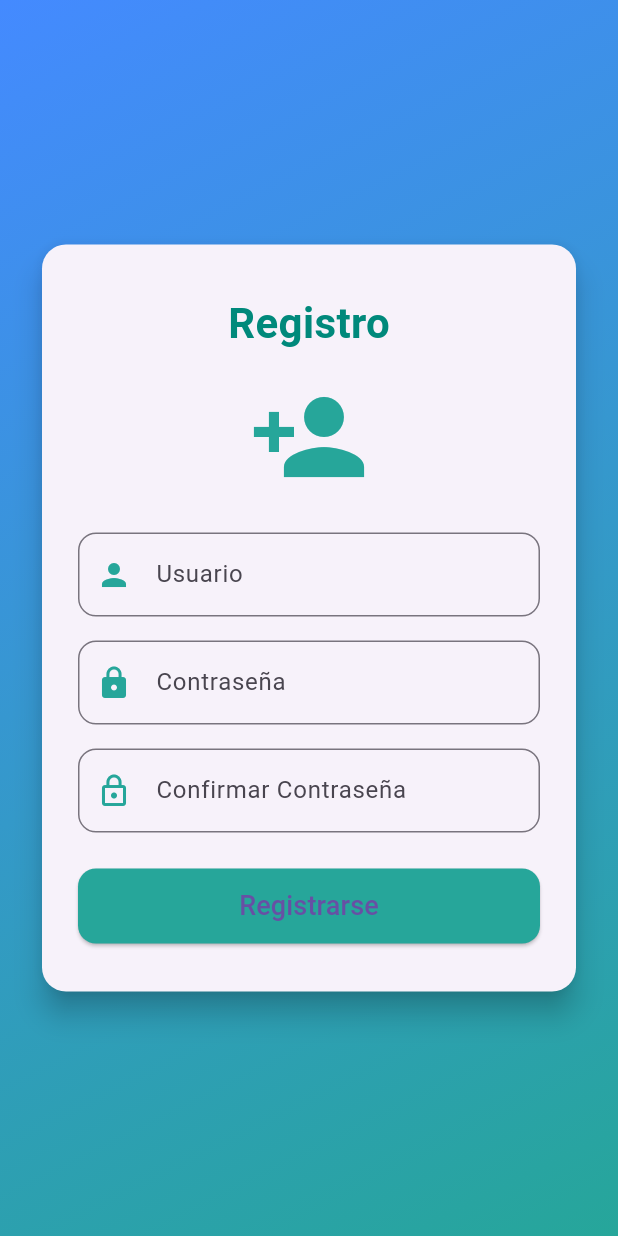
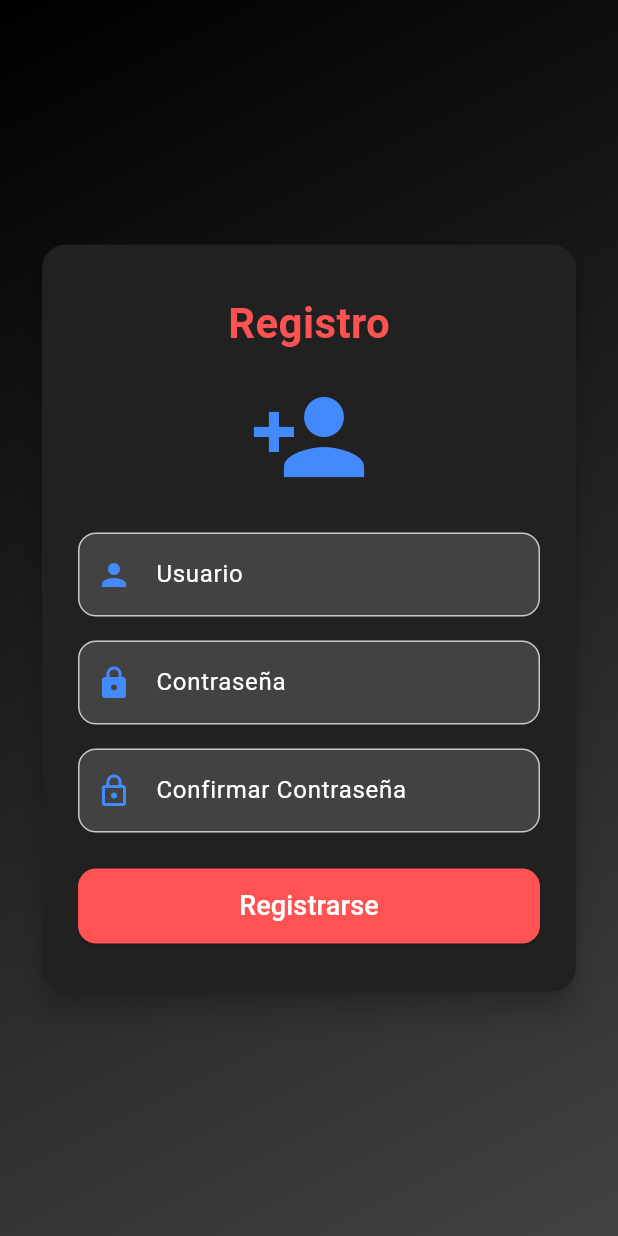
Before and after one commit to kokee007/proyecto, a Flutter app: the screen it shows after launch, after a tap on "¿No tienes cuenta? Regístrate aquí", on a phone screen of 412 x 824 dp. Run offline on Flutter 3.47's test engine with Material 3 defaults, Android fonts, the phone set to English and light mode, and no system bars; our stand-ins replace flutter_slidable, hive, hive_flutter; accounts and stored records are empty; network calls fail.

Commit message:
Retorns a retocs al apartat de registre, i el seu estil

```diff
--- a/lib/main.dart
+++ b/lib/main.dart
@@ -20,6 +20,7 @@ class MainApp extends StatelessWidget {
   @override
   Widget build(BuildContext context) {
     return MaterialApp(
+
  //     debugShowCheckedModeBanner:,
       // Para que el usuario primero se autentique:
       initialRoute: '/login',
--- a/lib/pagines/login.dart
+++ b/lib/pagines/login.dart
@@ -28,7 +28,6 @@ class _LoginPageState extends State<LoginPage> {
     }
 
     if (autenticado) {
-      // Navega a la pantalla principal y pasa el username como argumento
       Navigator.pushReplacementNamed(context, '/pagina1', arguments: username);
     } else {
       ScaffoldMessenger.of(context).showSnackBar(
@@ -44,11 +43,11 @@ class _LoginPageState extends State<LoginPage> {
   @override
   Widget build(BuildContext context) {
     return Scaffold(
-      // Quitamos el AppBar para utilizar un fondo completo con degradado.
+      // Fondo con degradado oscuro
       body: Container(
         decoration: BoxDecoration(
           gradient: LinearGradient(
-            colors: [Colors.teal.shade400, Colors.blueAccent.shade200],
+            colors: [Colors.black, Colors.grey.shade800],
             begin: Alignment.topLeft,
             end: Alignment.bottomRight,
           ),
@@ -57,6 +56,8 @@ class _LoginPageState extends State<LoginPage> {
           child: SingleChildScrollView(
             padding: const EdgeInsets.all(24),
             child: Card(
+              // Tarjeta con fondo gris oscuro
+              color: Colors.grey.shade900,
               elevation: 8,
               shape: RoundedRectangleBorder(
                 borderRadius: BorderRadius.circular(16),
@@ -66,63 +67,87 @@ class _LoginPageState extends State<LoginPage> {
                 child: Column(
                   mainAxisSize: MainAxisSize.min,
                   children: [
+                    // Título en rojo para resaltar
                     Text(
                       "Bienvenido",
                       style: TextStyle(
                         fontSize: 28,
                         fontWeight: FontWeight.bold,
-                        color: Colors.teal.shade600,
+                        color: Colors.redAccent,
                       ),
                     ),
                     const SizedBox(height: 16),
+                    // Icono temático de películas en azul
                     Icon(
                       Icons.movie,
                       size: 80,
-                      color: Colors.teal.shade400,
+                      color: Colors.blueAccent,
                     ),
                     const SizedBox(height: 24),
+                    // Campo de texto para el usuario
                     TextField(
                       controller: usernameController,
+                      style: const TextStyle(color: Colors.white),
                       decoration: InputDecoration(
                         labelText: "Usuario",
-                        prefixIcon: Icon(Icons.person, color: Colors.teal.shade400),
-                        border: OutlineInputBorder(
+                        labelStyle: const TextStyle(color: Colors.white),
+                        prefixIcon: Icon(Icons.person, color: Colors.blueAccent),
+                        enabledBorder: OutlineInputBorder(
                           borderRadius: BorderRadius.circular(12),
+                          borderSide: const BorderSide(color: Colors.white70),
                         ),
+                        focusedBorder: OutlineInputBorder(
+                          borderRadius: BorderRadius.circular(12),
+                          borderSide: const BorderSide(color: Colors.redAccent),
+                        ),
+                        fillColor: Colors.grey.shade800,
+                        filled: true,
                       ),
                     ),
                     const SizedBox(height: 16),
+                    // Campo de texto para la contraseña
                     TextField(
                       controller: passwordController,
+                      style: const TextStyle(color: Colors.white),
                       decoration: InputDecoration(
                         labelText: "Contraseña",
-                        prefixIcon: Icon(Icons.lock, color: Colors.teal.shade400),
-                        border: OutlineInputBorder(
+                        labelStyle: const TextStyle(color: Colors.white),
+                        prefixIcon: Icon(Icons.lock, color: Colors.blueAccent),
+                        enabledBorder: OutlineInputBorder(
                           borderRadius: BorderRadius.circular(12),
+                          borderSide: const BorderSide(color: Colors.white70),
                         ),
+                        focusedBorder: OutlineInputBorder(
+                          borderRadius: BorderRadius.circular(12),
+                          borderSide: const BorderSide(color: Colors.redAccent),
+                        ),
+                        fillColor: Colors.grey.shade800,
+                        filled: true,
                       ),
                       obscureText: true,
                     ),
                     const SizedBox(height: 24),
+                    // Botón de ingreso con fondo rojo
                     ElevatedButton(
                       onPressed: login,
                       style: ElevatedButton.styleFrom(
                         minimumSize: const Size.fromHeight(50),
-                        backgroundColor: Colors.teal.shade400,
+                        backgroundColor: Colors.redAccent,
                         shape: RoundedRectangleBorder(
                           borderRadius: BorderRadius.circular(12),
                         ),
                       ),
                       child: const Text(
                         "Ingresar",
-                        style: TextStyle(fontSize: 18),
+                        style: TextStyle(fontSize: 18, color: Colors.white),
                       ),
                     ),
+                    // Opción para registrarse
                     TextButton(
                       onPressed: irARegistro,
                       child: Text(
                         "¿No tienes cuenta? Regístrate aquí",
-                        style: TextStyle(color: Colors.teal.shade700),
+                        style: TextStyle(color: Colors.redAccent),
                       ),
                     ),
                   ],
--- a/lib/pagines/registro.dart
+++ b/lib/pagines/registro.dart
@@ -55,11 +55,11 @@ class _RegistroPageState extends State<RegistroPage> {
   @override
   Widget build(BuildContext context) {
     return Scaffold(
-      // Usamos un fondo con degradado para el registro también.
+      // Fondo con degradado oscuro (negro a gris oscuro)
       body: Container(
         decoration: BoxDecoration(
           gradient: LinearGradient(
-            colors: [Colors.blueAccent.shade200, Colors.teal.shade400],
+            colors: [Colors.black, Colors.grey.shade800],
             begin: Alignment.topLeft,
             end: Alignment.bottomRight,
           ),
@@ -68,80 +68,112 @@ class _RegistroPageState extends State<RegistroPage> {
           child: SingleChildScrollView(
             padding: const EdgeInsets.all(24),
             child: Card(
+              // Tarjeta con fondo gris oscuro
+              color: Colors.grey.shade900,
               elevation: 8,
               shape: RoundedRectangleBorder(
                 borderRadius: BorderRadius.circular(16),
               ),
               child: Padding(
-                padding: const EdgeInsets.symmetric(
-                  horizontal: 24,
-                  vertical: 32,
-                ),
+                padding: const EdgeInsets.symmetric(horizontal: 24, vertical: 32),
                 child: Column(
                   mainAxisSize: MainAxisSize.min,
                   children: [
+                    // Título en rojo para resaltar
                     Text(
                       "Registro",
                       style: TextStyle(
                         fontSize: 28,
                         fontWeight: FontWeight.bold,
-                        color: Colors.teal.shade600,
+                        color: Colors.redAccent,
                       ),
                     ),
                     const SizedBox(height: 16),
+                    // Icono en azul para dar contraste
                     Icon(
                       Icons.person_add,
                       size: 80,
-                      color: Colors.teal.shade400,
+                      color: Colors.blueAccent,
                     ),
                     const SizedBox(height: 24),
+                    // Campo de texto para el usuario
                     TextField(
                       controller: usernameController,
+                      style: const TextStyle(color: Colors.white),
                       decoration: InputDecoration(
                         labelText: "Usuario",
-                        prefixIcon: Icon(Icons.person, color: Colors.teal.shade400),
-                        border: OutlineInputBorder(
+                        labelStyle: const TextStyle(color: Colors.white),
+                        prefixIcon: Icon(Icons.person, color: Colors.blueAccent),
+                        enabledBorder: OutlineInputBorder(
                           borderRadius: BorderRadius.circular(12),
+                          borderSide: const BorderSide(color: Colors.white70),
                         ),
+                        focusedBorder: OutlineInputBorder(
+                          borderRadius: BorderRadius.circular(12),
+                          borderSide: const BorderSide(color: Colors.redAccent),
+                        ),
+                        fillColor: Colors.grey.shade800,
+                        filled: true,
                       ),
                     ),
                     const SizedBox(height: 16),
+                    // Campo de texto para la contraseña
                     TextField(
                       controller: passwordController,
+                      style: const TextStyle(color: Colors.white),
                       decoration: InputDecoration(
                         labelText: "Contraseña",
-                        prefixIcon: Icon(Icons.lock, color: Colors.teal.shade400),
-                        border: OutlineInputBorder(
+                        labelStyle: const TextStyle(color: Colors.white),
+                        prefixIcon: Icon(Icons.lock, color: Colors.blueAccent),
+                        enabledBorder: OutlineInputBorder(
                           borderRadius: BorderRadius.circular(12),
+                          borderSide: const BorderSide(color: Colors.white70),
                         ),
+                        focusedBorder: OutlineInputBorder(
+                          borderRadius: BorderRadius.circular(12),
+                          borderSide: const BorderSide(color: Colors.redAccent),
+                        ),
+                        fillColor: Colors.grey.shade800,
+                        filled: true,
                       ),
                       obscureText: true,
                     ),
                     const SizedBox(height: 16),
+                    // Campo para confirmar la contraseña
                     TextField(
                       controller: confirmPasswordController,
+                      style: const TextStyle(color: Colors.white),
                       decoration: InputDecoration(
                         labelText: "Confirmar Contraseña",
-                        prefixIcon: Icon(Icons.lock_outline, color: Colors.teal.shade400),
-                        border: OutlineInputBorder(
+                        labelStyle: const TextStyle(color: Colors.white),
+                        prefixIcon: Icon(Icons.lock_outline, color: Colors.blueAccent),
+                        enabledBorder: OutlineInputBorder(
                           borderRadius: BorderRadius.circular(12),
+                          borderSide: const BorderSide(color: Colors.white70),
                         ),
+                        focusedBorder: OutlineInputBorder(
+                          borderRadius: BorderRadius.circular(12),
+                          borderSide: const BorderSide(color: Colors.redAccent),
+                        ),
+                        fillColor: Colors.grey.shade800,
+                        filled: true,
                       ),
                       obscureText: true,
                     ),
                     const SizedBox(height: 24),
+                    // Botón de registro con fondo rojo
                     ElevatedButton(
                       onPressed: register,
                       style: ElevatedButton.styleFrom(
                         minimumSize: const Size.fromHeight(50),
-                        backgroundColor: Colors.teal.shade400,
+                        backgroundColor: Colors.redAccent,
                         shape: RoundedRectangleBorder(
                           borderRadius: BorderRadius.circular(12),
                         ),
                       ),
                       child: const Text(
                         "Registrarse",
-                        style: TextStyle(fontSize: 18),
+                        style: TextStyle(fontSize: 18, color: Colors.white),
                       ),
                     ),
                   ],
```
Also changed, not shown: lib/components/draww.dart (+58 -26 lines).
